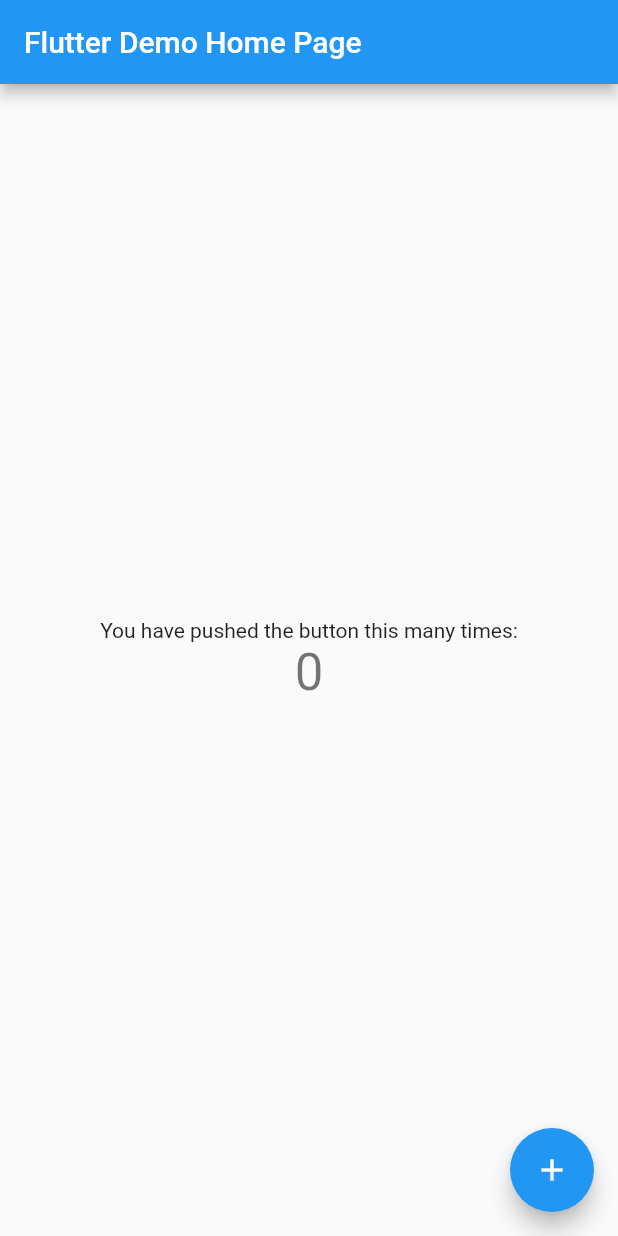
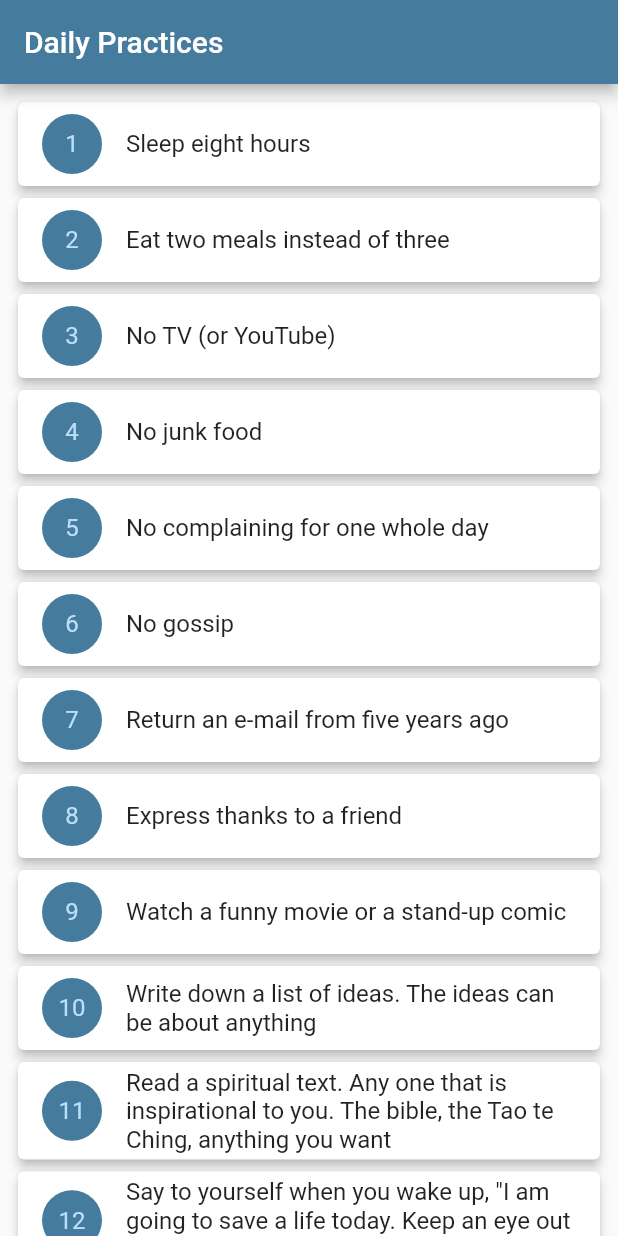
Before and after one commit to Mees-Molenaar/blog-daily-practices-app, a Flutter app: the screen it shows after launch, on a phone screen of 412 x 824 dp. Run offline on Flutter 3.47's test engine with Material 2 defaults, Android fonts, the phone set to English and light mode, and no system bars.

Commit message:
feat: first version practices app

```diff
--- a/lib/app/app.dart
+++ b/lib/app/app.dart
@@ -1,10 +1,16 @@
+import 'package:daily_practices_app/features/home/home.dart';
 import 'package:flutter/material.dart';
+import 'package:daily_practices_app/theme/theme.dart';
 
 class DailyPracticeApp extends StatelessWidget {
   const DailyPracticeApp({super.key});
 
   @override
   Widget build(BuildContext context) {
-    return Container();
+    return MaterialApp(
+      theme: FlutterPracticesTheme.light,
+      darkTheme: FlutterPracticesTheme.dark,
+      home: const PracticesPage(),
+    );
   }
 }
--- /dev/null
+++ b/lib/features/home/home.dart
@@ -0,0 +1,179 @@
+import 'dart:math';
+
+import 'package:flutter/material.dart';
+
+const practices = <Map<String, dynamic>>[
+  {
+    'id': 1,
+    'practice': 'Sleep eight hours',
+  },
+  {
+    'id': 2,
+    'practice': 'Eat two meals instead of three',
+  },
+  {
+    'id': 3,
+    'practice': 'No TV (or YouTube)',
+  },
+  {
+    'id': 4,
+    'practice': 'No junk food',
+  },
+  {
+    'id': 5,
+    'practice': 'No complaining for one whole day',
+  },
+  {
+    'id': 6,
+    'practice': 'No gossip',
+  },
+  {
+    'id': 7,
+    'practice': 'Return an e-mail from five years ago',
+  },
+  {
+    'id': 8,
+    'practice': 'Express thanks to a friend',
+  },
+  {
+    'id': 9,
+    'practice': 'Watch a funny movie or a stand-up comic',
+  },
+  {
+    'id': 10,
+    'practice': 'Write down a list of ideas. The ideas can be about anything',
+  },
+  {
+    'id': 11,
+    'practice':
+        'Read a spiritual text. Any one that is inspirational to you. The bible, the Tao te Ching, anything you want',
+  },
+  {
+    'id': 12,
+    'practice':
+        'Say to yourself when you wake up, "I am going to save a life today. Keep an eye out for that life you can save',
+  },
+  {
+    'id': 13,
+    'practice': 'Take up a hobby. Do not say you do not have time',
+  },
+  {
+    'id': 14,
+    'practice':
+        'Write down your entire schedule. The schedule you do everyday. Cross out one item and do not do that anymore',
+  },
+  {
+    'id': 15,
+    'practice': 'Suprise someone',
+  },
+  {
+    'id': 16,
+    'practice': 'Think of ten people you are grateful for',
+  },
+  {
+    'id': 17,
+    'practice':
+        'Forgive someone. You do not have to tell them. Just write it down on a piece of paper and burn the paper (or throw it away)',
+  },
+  {
+    'id': 18,
+    'practice': 'Take the stairs instead of the elevator',
+  },
+  {
+    'id': 19,
+    'practice':
+        'When you find yourself thinking of that special someone who is causing you grief, think very quietly, "No". If you think of him and (or?) her again, think loudly, "No!" Again? Whisper, "No!" Again, say it. Louder. Yell it. Louder. And so on',
+  },
+  {
+    'id': 20,
+    'practice': 'Tell someone every day that you love them',
+  },
+  {
+    'id': 21,
+    'practice': 'Do not have sex with someone you do not love',
+  },
+  {
+    'id': 22,
+    'practice': 'Shower. Scrub. Clean the toxins of your body',
+  },
+  {
+    'id': 23,
+    'practice':
+        'Read a chapter in a biography about someone who is an inspiration to you',
+  },
+  {
+    'id': 24,
+    'practice': 'Make plans to spend time with a friend',
+  },
+  {
+    'id': 25,
+    'practice':
+        'If you think, "Everything would be better of if I were death" then think. "That is really cool. Now I can do anything I want and I can postpone this thought for a while, maybe even a few months." Because what does it matter now? The planet might not even be around in a few months',
+  },
+  {
+    'id': 26,
+    'practice': 'Deep breathing',
+  },
+];
+
+final activePractice = Random().nextInt(26) + 1;
+
+class PracticesPage extends StatelessWidget {
+  const PracticesPage({super.key});
+
+  @override
+  Widget build(BuildContext context) {
+    return const PracticesView();
+  }
+}
+
+class PracticesView extends StatelessWidget {
+  const PracticesView({super.key});
+
+  @override
+  Widget build(BuildContext context) {
+    return Scaffold(
+      appBar: AppBar(
+        title: const Text('Daily Practices'),
+      ),
+      body: ListView.builder(
+        padding: const EdgeInsets.all(8),
+        itemCount: practices.length,
+        itemBuilder: (BuildContext context, int index) {
+          if (index == activePractice) {
+            return Card(
+              key: const Key('ActivePractice'),
+              elevation: 3,
+              color: Theme.of(context).colorScheme.primary,
+              child: ListTile(
+                leading: CircleAvatar(
+                  backgroundColor: Colors.white,
+                  child: Text(
+                    practices[index]['id'].toString(),
+                  ),
+                ),
+                title: Text(
+                  practices[index]['practice'],
+                  style: const TextStyle(
+                    color: Colors.white,
+                  ),
+                ),
+              ),
+            );
+          } else {
+            return Card(
+              elevation: 3,
+              child: ListTile(
+                leading: CircleAvatar(
+                  backgroundColor: Theme.of(context).colorScheme.primary,
+                  child: Text(practices[index]['id'].toString()),
+                ),
+                title: Text(practices[index]['practice']),
+              ),
+            );
+          }
+        },
+      ),
+    );
+  }
+}
--- a/lib/main.dart
+++ b/lib/main.dart
@@ -1,3 +1,4 @@
+import 'package:daily_practices_app/app/app.dart';
 import 'package:flutter/material.dart';
 
 void main() {
@@ -10,106 +11,6 @@
   // This widget is the root of your application.
   @override
   Widget build(BuildContext context) {
-    return MaterialApp(
-      title: 'Flutter Demo',
-      theme: ThemeData(
-        // This is the theme of your application.
-        //
-        // Try running your application with "flutter run". You'll see the
-        // application has a blue toolbar. Then, without quitting the app, try
-        // changing the primarySwatch below to Colors.green and then invoke
-        // "hot reload" (press "r" in the console where you ran "flutter run",
-        // or simply save your changes to "hot reload" in a Flutter IDE).
-        // Notice that the counter didn't reset back to zero; the application
-        // is not restarted.
-        primarySwatch: Colors.blue,
-      ),
-      home: const MyHomePage(title: 'Flutter Demo Home Page'),
-    );
+    return const DailyPracticeApp();
   }
 }
-
-class MyHomePage extends StatefulWidget {
-  const MyHomePage({super.key, required this.title});
-
-  // This widget is the home page of your application. It is stateful, meaning
-  // that it has a State object (defined below) that contains fields that affect
-  // how it looks.
-
-  // This class is the configuration for the state. It holds the values (in this
-  // case the title) provided by the parent (in this case the App widget) and
-  // used by the build method of the State. Fields in a Widget subclass are
-  // always marked "final".
-
-  final String title;
-
-  @override
-  State<MyHomePage> createState() => _MyHomePageState();
-}
-
-class _MyHomePageState extends State<MyHomePage> {
-  int _counter = 0;
-
-  void _incrementCounter() {
-    setState(() {
-      // This call to setState tells the Flutter framework that something has
-      // changed in this State, which causes it to rerun the build method below
-      // so that the display can reflect the updated values. If we changed
-      // _counter without calling setState(), then the build method would not be
-      // called again, and so nothing would appear to happen.
-      _counter++;
-    });
-  }
-
-  @override
-  Widget build(BuildContext context) {
-    // This method is rerun every time setState is called, for instance as done
-    // by the _incrementCounter method above.
-    //
-    // The Flutter framework has been optimized to make rerunning build methods
-    // fast, so that you can just rebuild anything that needs updating rather
-    // than having to individually change instances of widgets.
-    return Scaffold(
-      appBar: AppBar(
-        // Here we take the value from the MyHomePage object that was created by
-        // the App.build method, and use it to set our appbar title.
-        title: Text(widget.title),
-      ),
-      body: Center(
-        // Center is a layout widget. It takes a single child and positions it
-        // in the middle of the parent.
-        child: Column(
-          // Column is also a layout widget. It takes a list of children and
-          // arranges them vertically. By default, it sizes itself to fit its
-          // children horizontally, and tries to be as tall as its parent.
-          //
-          // Invoke "debug painting" (press "p" in the console, choose the
-          // "Toggle Debug Paint" action from the Flutter Inspector in Android
-          // Studio, or the "Toggle Debug Paint" command in Visual Studio Code)
-          // to see the wireframe for each widget.
-          //
-          // Column has various properties to control how it sizes itself and
-          // how it positions its children. Here we use mainAxisAlignment to
-          // center the children vertically; the main axis here is the vertical
-          // axis because Columns are vertical (the cross axis would be
-          // horizontal).
-          mainAxisAlignment: MainAxisAlignment.center,
-          children: <Widget>[
-            const Text(
-              'You have pushed the button this many times:',
-            ),
-            Text(
-              '$_counter',
-              style: Theme.of(context).textTheme.headline4,
-            ),
-          ],
-        ),
-      ),
-      floatingActionButton: FloatingActionButton(
-        onPressed: _incrementCounter,
-        tooltip: 'Increment',
-        child: const Icon(Icons.add),
-      ), // This trailing comma makes auto-formatting nicer for build methods.
-    );
-  }
-}
--- /dev/null
+++ b/lib/theme/theme.dart
@@ -0,0 +1,23 @@
+import 'package:flutter/material.dart';
+
+final ThemeData theme = ThemeData();
+
+class FlutterPracticesTheme {
+  static ThemeData get light {
+    return theme.copyWith(
+      colorScheme: theme.colorScheme.copyWith(
+        primary: const Color(0xFF457b9d),
+        secondary: const Color(0xFF457b9d),
+      ),
+    );
+  }
+
+  static ThemeData get dark {
+    return theme.copyWith(
+      colorScheme: theme.colorScheme.copyWith(
+        primary: const Color(0xFF094f6f),
+        secondary: const Color(0xFF000e2e),
+      ),
+    );
+  }
+}
```
Also changed, not shown: 1 other file.
